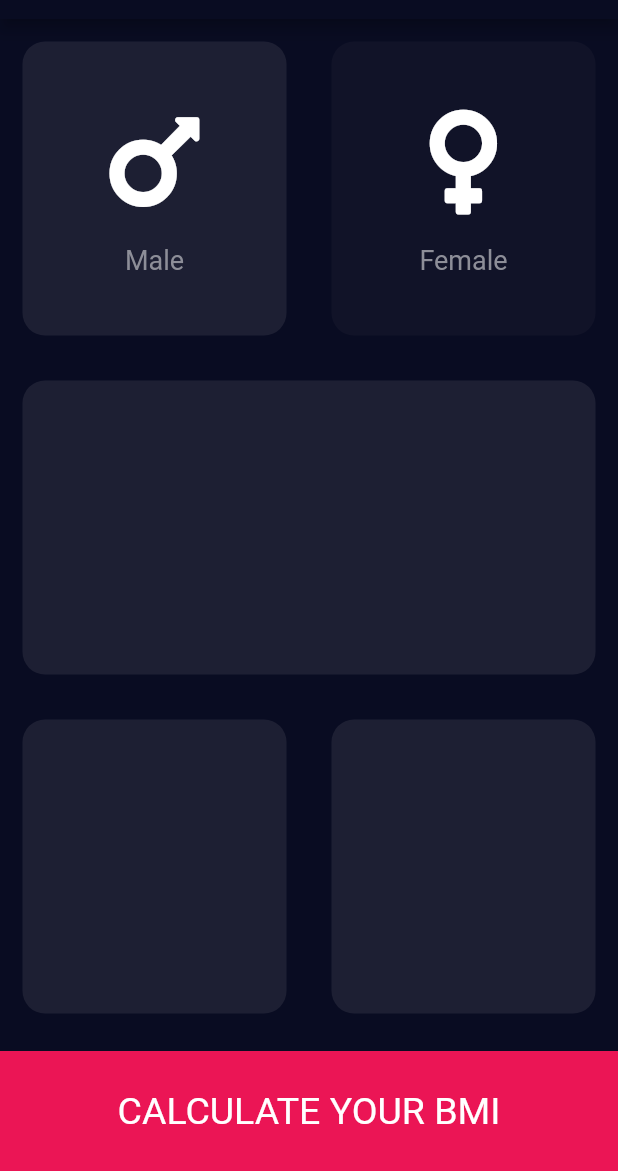
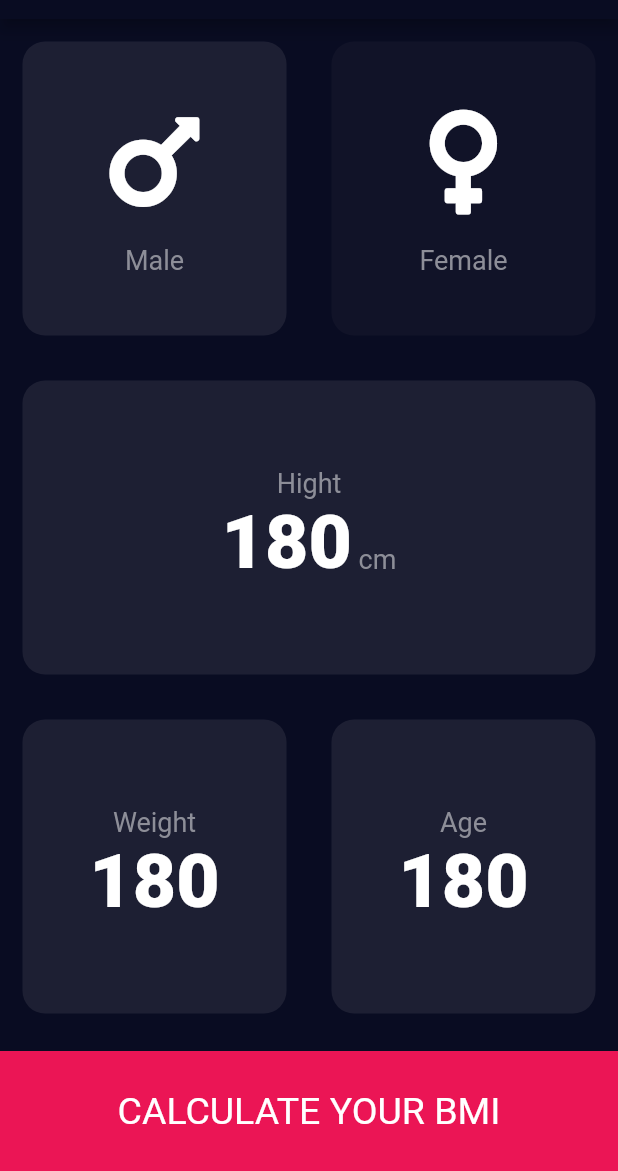
Before and after one commit to asmaa3107/My_Flutter_Apps, a Flutter app: the screen it shows after launch, after a tap on "Male", on a phone screen of 412 x 824 dp, the part 65-1236 px from its top. Run offline on Flutter 3.47's test engine with Material 2 defaults, Android fonts, the phone set to English and light mode, and no system bars; our stand-ins replace audioplayers, font_awesome_flutter, rflutter_alert.

Commit message:
flutter slider create constants file containe style const refactor code

```diff
--- /dev/null
+++ b/bmi-calculator-flutter/lib/constanses.dart
@@ -0,0 +1,10 @@
+import 'package:flutter/material.dart';
+
+const  double kBtnHight = 80.0;
+const  Color kBoxColor = Color(0xFF1D1F33);
+const  Color kBoxInactiveColor = Color(0xFF111328);
+const  Color kSecondryColor = Color(0xFFEB1555);
+const kTextStyle = TextStyle(fontSize: 18.0,color: Color(0xFF8D8E98),);
+const kBigTextStyle = TextStyle(fontSize: 50.0,fontWeight: FontWeight.w900,);
+//using f2 button to rename const name in all projrct folder
+// constant in flutter staring with 'k'
--- a/bmi-calculator-flutter/lib/input_page.dart
+++ b/bmi-calculator-flutter/lib/input_page.dart
@@ -2,12 +2,14 @@ import 'package:flutter/material.dart';
 import 'package:font_awesome_flutter/font_awesome_flutter.dart';
 import 'widgets/reuseableCard_widget.dart';
 import 'widgets/icon_drawer_widget.dart';
+import 'package:bmi_calculator/constanses.dart';
+
 //widgets variables
-const  double btnHight = 80.0;
-const  Color boxColor = Color(0xFF1D1F33);
-const  Color boxInactiveColor = Color(0xFF111328);
-const  Color secondryColor = Color(0xFFEB1555);
 
+enum Gender {
+  male,
+  female,
+}
 
 class InputPage extends StatefulWidget {
   @override
@@ -15,24 +17,8 @@ class InputPage extends StatefulWidget {
 }
 
 class _InputPageState extends State<InputPage> {
-  Color maleCardCoulor   = boxInactiveColor;
-  Color femaleCardCoulor = boxInactiveColor;
-  //1 for male 2 for woman
-void updateColor(int gender){
-  if (gender==1){
-    if (maleCardCoulor== boxInactiveColor)
-         { maleCardCoulor=boxColor;
-          femaleCardCoulor=boxInactiveColor;}
-    else maleCardCoulor = boxInactiveColor;
-  }
-  else if(gender==2){
- if (femaleCardCoulor== boxInactiveColor)
-        {  femaleCardCoulor=boxColor;
-          maleCardCoulor=boxInactiveColor;
-        }
-    else femaleCardCoulor = boxInactiveColor;
-  }
-}
+  Gender selectedGender;
+
   @override
   Widget build(BuildContext context) {
     return Scaffold(
@@ -41,42 +27,42 @@ void updateColor(int gender){
         title: Text('BMI CALCULATOR'),
       ),
       body: Column(
+        crossAxisAlignment: CrossAxisAlignment.stretch,
         children: <Widget>[
           Expanded(
             // flex: 1,
             child: Row(
               children: <Widget>[
                 Expanded(
-                  child:  GestureDetector(
-                  onTap: () {
+                  child: ReuseableCard(
+                    onSelected: () {
                       setState(() {
-                      updateColor(1);
+                        selectedGender = Gender.male;
                       });
                     },
-                    child: ReuseableCard(
-                      colour:maleCardCoulor ,
-                       cardChild:IconDrawer(
+                    colour: selectedGender == Gender.male
+                        ? kBoxColor
+                        : kBoxInactiveColor,
+                    cardChild: IconDrawer(
                       lable: 'Male',
-                        icon:FontAwesomeIcons.mars ,
+                      icon: FontAwesomeIcons.mars,
                     ),
                   ),
                 ),
+                Expanded(
+                  child: ReuseableCard(
+                    colour: selectedGender == Gender.female
+                        ? kBoxColor
+                        : kBoxInactiveColor,
+                    cardChild: IconDrawer(
+                      lable: 'Female',
+                      icon: FontAwesomeIcons.venus,
                     ),
-
-                   Expanded(
-                     child:  GestureDetector(
-                 onTap: () {
+                    onSelected: () {
                       setState(() {
-                      updateColor(2);
+                        selectedGender = Gender.female;
                       });
                     },
-                    child: ReuseableCard(
-                      colour: femaleCardCoulor,
-                      cardChild:
-                      IconDrawer(
-                        lable: 'Female',
-                        icon:FontAwesomeIcons.venus ,),
-                     ),
                   ),
                 ),
               ],
@@ -84,58 +70,121 @@ void updateColor(int gender){
           ),
           Expanded(
             // flex: 2,
-            child: ReuseableCard( colour: boxColor
+            child: ReuseableCard(
+              colour: kBoxColor,
+              cardChild: Column(
+                mainAxisAlignment: MainAxisAlignment.center,
+                children: <Widget>[
+                  Text('Hight', style: kTextStyle),
+                  Row(
+                    mainAxisAlignment: MainAxisAlignment.center,
+                    crossAxisAlignment: CrossAxisAlignment.baseline,
+                    textBaseline: TextBaseline.alphabetic,
+                    children: <Widget>[
+                      Text(
+                        '180',
+                        style: kBigTextStyle,
+                      ),
+                      Text(' cm',style:kTextStyle,)
+                    ],
+                  )
+                ],
+              ),
             ),
           ),
           Expanded(
             child: Row(
               children: <Widget>[
                 Expanded(
-                  child: ReuseableCard( colour: boxColor
+                  child: ReuseableCard(
+                    colour: kBoxColor,
+                    cardChild: Column(
+                mainAxisAlignment: MainAxisAlignment.center,
+
+                      children: <Widget>[
+                        Text('Weight', style: kTextStyle),
+                        Row(
+                          mainAxisAlignment: MainAxisAlignment.center,
+                          children: <Widget>[
+                            Text(
+                              '180',
+                              style: kBigTextStyle,
+                            ),
+                          ],
+                        )
+                      ],
+                    ),
                   ),
                 ),
                 Expanded(
                   child: ReuseableCard(
-                    colour: boxColor
+                    colour: kBoxColor,
+                    cardChild: Column(
+                mainAxisAlignment: MainAxisAlignment.center,
+
+                      children: <Widget>[
+                        Text('Age', style: kTextStyle),
+                        Row(
+                          mainAxisAlignment: MainAxisAlignment.center,
+                          children: <Widget>[
+                            Text(
+                              '180',
+                              style: kBigTextStyle,
+                            ),
+                          ],
+                        )
+                      ],
                     ),
                   ),
-
+                ),
               ],
             ),
           ),
           Container(
-                   color: secondryColor,
+            color: kSecondryColor,
             margin: EdgeInsets.only(top: 10.0),
-                   height: btnHight,
+            height: kBtnHight,
             width: double.infinity,
             child: Center(
-                     child: Text
-                     (
+              child: Text(
                 'Calculate Your BMI'.toUpperCase(),
-                        style:TextStyle(
+                style: TextStyle(
                   color: Colors.white,
                   fontSize: 25.0,
                   // fontFamily:
-
                 ),
               ),
             ),
           ),
         ],
       ),
-
     );
   }
 }
-
-
 
 //final attribute cant assign value to it more than once
 //!note : we use final with statless widget
 //every time it destorying and rebuilt
 
-
-
+// if(selectedGender == Gender.male) ? '' : ';
+//   Color maleCardCoulor   = boxInactiveColor;
+//   Color femaleCardCoulor = boxInactiveColor;
+//   //1 for male 2 for woman insted of lots of comments use enum instead
+// void updateColor(Gender gender){
+//   if (gender== Gender.male){
+//     if (maleCardCoulor== boxInactiveColor)
+//          { maleCardCoulor=boxColor;
+//           femaleCardCoulor=boxInactiveColor;}
+//     else maleCardCoulor = boxInactiveColor;
+//   }
+//   else if(gender==Gender.female){
+//  if (femaleCardCoulor== boxInactiveColor)
+//         {  femaleCardCoulor=boxColor;
+//           maleCardCoulor=boxInactiveColor;
+//         }
+//     else femaleCardCoulor = boxInactiveColor;
+//   }
+// }
 
 // const ReuseableCard({
 //   Key key,
--- a/bmi-calculator-flutter/lib/widgets/icon_drawer_widget.dart
+++ b/bmi-calculator-flutter/lib/widgets/icon_drawer_widget.dart
@@ -1,5 +1,6 @@
 import 'package:flutter/material.dart';
-const textStyle = TextStyle(fontSize: 18.0,color: Color(0xFF8D8E98),);
+
+import '../constanses.dart';
 class IconDrawer extends StatelessWidget {
  IconDrawer({
     @required this.lable,this.icon
@@ -19,7 +20,7 @@ final IconData icon;
               ),
             SizedBox(height: 15.0,),
             Text(
-              lable ,style: textStyle,
+              lable ,style: kTextStyle,
         )
       ],
     );
--- a/bmi-calculator-flutter/lib/widgets/reuseableCard_widget.dart
+++ b/bmi-calculator-flutter/lib/widgets/reuseableCard_widget.dart
@@ -2,19 +2,32 @@ import 'package:flutter/material.dart';
 
 class ReuseableCard extends StatelessWidget {
 
-ReuseableCard({@required this.colour,this.cardChild});
+ReuseableCard({@required this.colour,this.cardChild,this.onSelected});
 final Color colour;
 final Widget cardChild;
-
+ final Function onSelected;
   @override
   Widget build(BuildContext context) {
-    return Container(
+    return GestureDetector(
+      onTap: onSelected,
+          child: Container(
         margin: EdgeInsets.all(15.0),
         decoration: BoxDecoration(
             color: colour,
             borderRadius: BorderRadius.circular(15.0),
             ),
             child: this.cardChild,
+      ),
     );
   }
 }
+
+
+
+
+//= GestureDetector(
+//                   onTap: () {
+//                     setState(() {
+//                       selectedGender=Gender.male;
+//                     });
+//                   }
```
Lines whose indentation alone changed are shown as unchanged.
